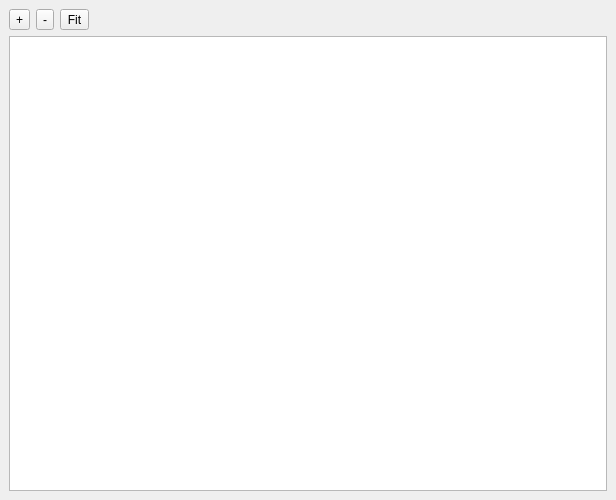
Above: lib/roby/log/gui/relations_view.ui from rock-core/tools-roby before the change. Below: the same form after it.
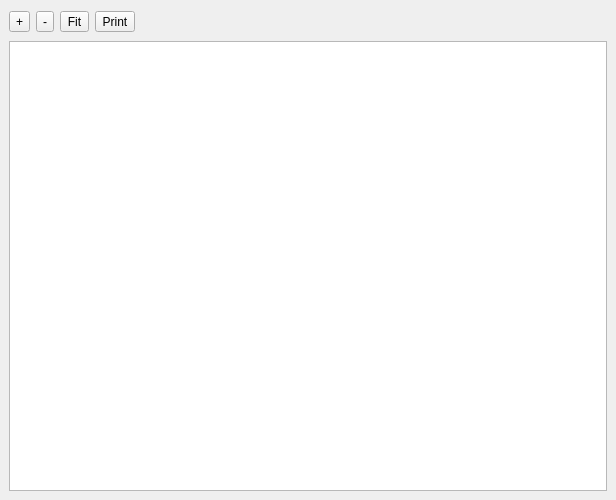
That is the form after the change.

Commit message: [log,gui] add printer button

The edit to the form file:
```diff
--- a/lib/roby/log/gui/relations_view.ui
+++ b/lib/roby/log/gui/relations_view.ui
@@ -48,6 +48,13 @@
        </property>
       </widget>
      </item>
+     <item>
+      <widget class="QToolButton" name="print" >
+       <property name="text" >
+        <string>Print</string>
+       </property>
+      </widget>
+     </item>
      <item>
       <spacer>
        <property name="orientation" >
@@ -55,8 +62,8 @@
        </property>
        <property name="sizeHint" >
         <size>
-         <width>40</width>
-         <height>20</height>
+         <width>371</width>
+         <height>26</height>
         </size>
        </property>
       </spacer>
```
The commit also changes 1 other file.
